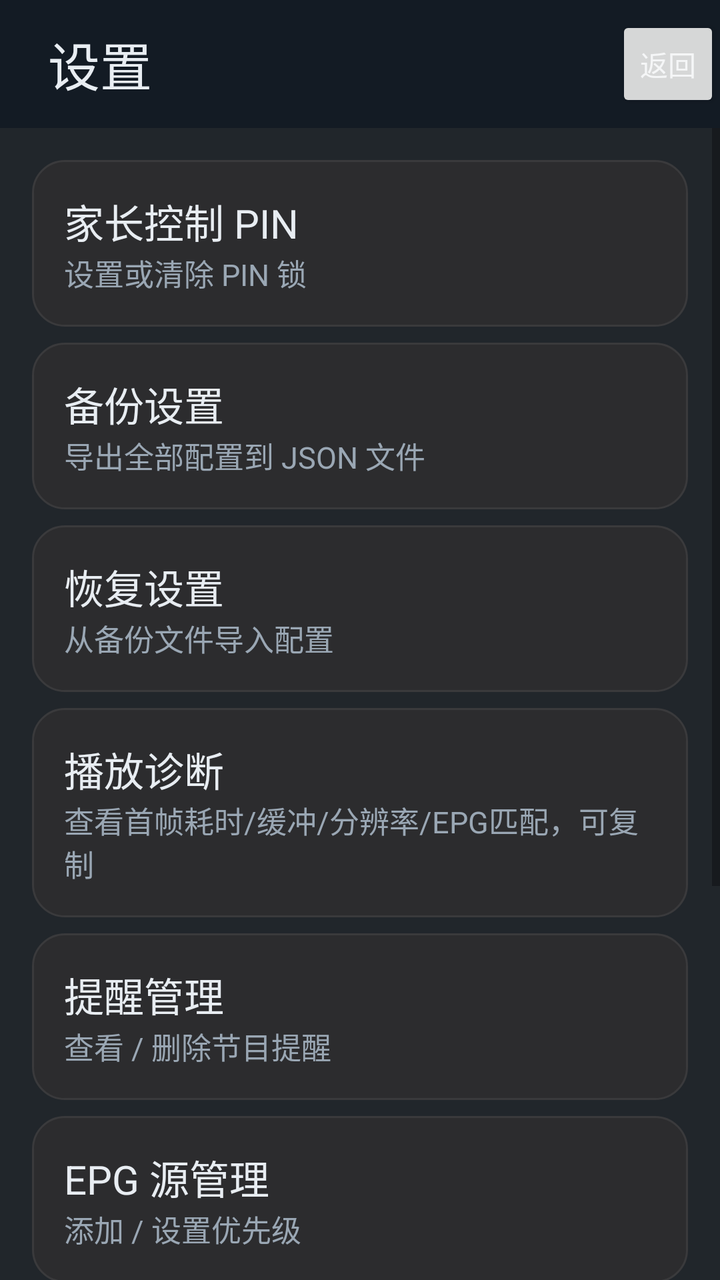
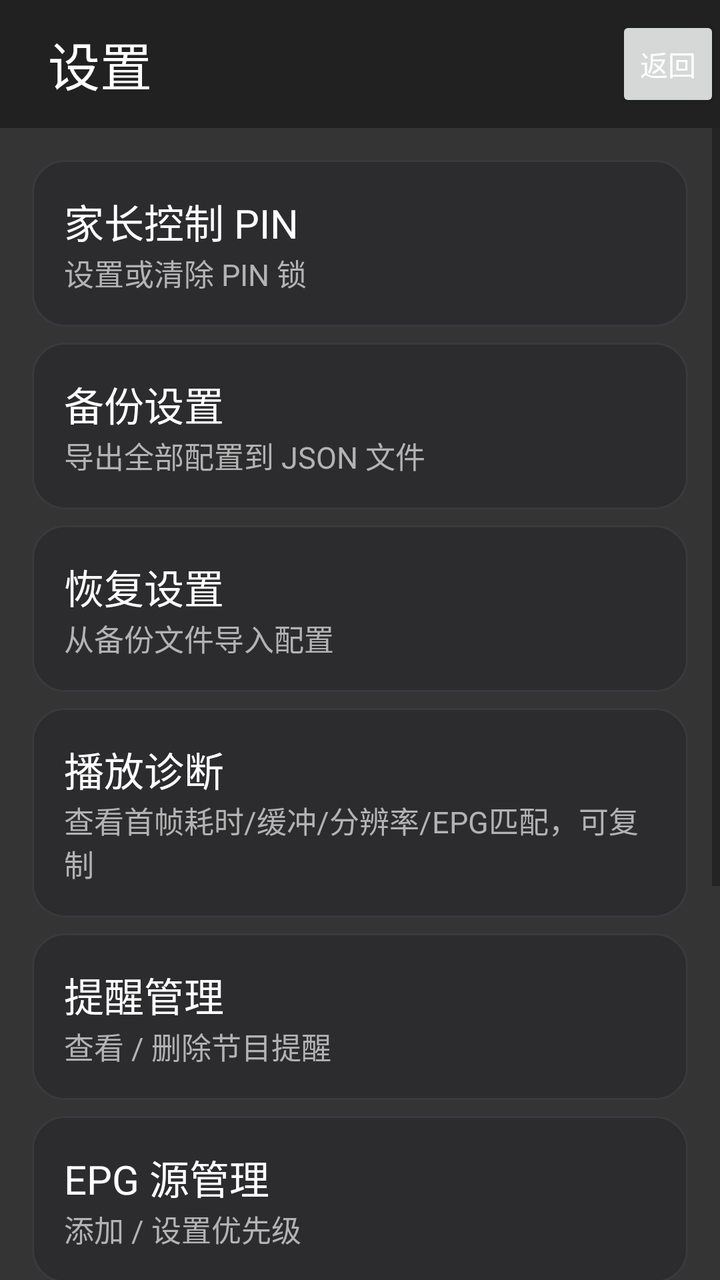

An Android layout rendered at two revisions. The XML below is the earlier revision; the diff shows what the commit changed to produce the second picture.
<!-- AndroidManifest.xml: activity theme IqtvDrawerTheme -->
<!-- res/layout/activity_settings.xml -->
<?xml version="1.0" encoding="utf-8"?>
<LinearLayout xmlns:android="http://schemas.android.com/apk/res/android"
    android:layout_width="match_parent"
    android:layout_height="match_parent"
    android:orientation="vertical"
    android:background="#E80C1116">

    <LinearLayout
        android:layout_width="match_parent"
        android:layout_height="64dp"
        android:orientation="horizontal"
        android:gravity="center_vertical"
        android:paddingStart="24dp"
        android:background="#131B24">
        <TextView
            android:layout_width="0dp"
            android:layout_height="wrap_content"
            android:layout_weight="1"
            android:text="设置"
            android:textColor="#E8EDF2"
            android:textSize="26sp" />
        <Button android:id="@+id/btn_back" android:layout_width="wrap_content"
            android:layout_height="wrap_content" android:text="返回" android:minWidth="0dp" />
    </LinearLayout>

    <ScrollView android:layout_width="match_parent" android:layout_height="0dp" android:layout_weight="1">
        <LinearLayout android:layout_width="match_parent" android:layout_height="wrap_content"
            android:orientation="vertical" android:padding="16dp">

            <LinearLayout android:id="@+id/row_pin" android:layout_width="match_parent" android:layout_height="wrap_content"
                android:orientation="vertical" android:background="@drawable/focus_border" android:padding="16dp" android:layout_marginBottom="8dp">
                <TextView android:id="@+id/title_pin" android:text="家长控制 PIN" android:textColor="#E8EDF2" android:textSize="20sp" android:layout_width="wrap_content" android:layout_height="wrap_content"/>
                <TextView android:id="@+id/sub_pin" android:text="设置或清除 PIN 锁" android:textColor="#9AA7B4" android:textSize="15sp" android:layout_width="wrap_content" android:layout_height="wrap_content"/>
            </LinearLayout>

            <LinearLayout android:id="@+id/row_backup" android:layout_width="match_parent" android:layout_height="wrap_content"
                android:orientation="vertical" android:background="@drawable/focus_border" android:padding="16dp" android:layout_marginBottom="8dp">
                <TextView android:id="@+id/title_backup" android:text="备份设置" android:textColor="#E8EDF2" android:textSize="20sp" android:layout_width="wrap_content" android:layout_height="wrap_content"/>
                <TextView android:id="@+id/sub_backup" android:text="导出全部配置到 JSON 文件" android:textColor="#9AA7B4" android:textSize="15sp" android:layout_width="wrap_content" android:layout_height="wrap_content"/>
            </LinearLayout>

            <LinearLayout android:id="@+id/row_restore" android:layout_width="match_parent" android:layout_height="wrap_content"
                android:orientation="vertical" android:background="@drawable/focus_border" android:padding="16dp" android:layout_marginBottom="8dp">
                <TextView android:id="@+id/title_restore" android:text="恢复设置" android:textColor="#E8EDF2" android:textSize="20sp" android:layout_width="wrap_content" android:layout_height="wrap_content"/>
                <TextView android:id="@+id/sub_restore" android:text="从备份文件导入配置" android:textColor="#9AA7B4" android:textSize="15sp" android:layout_width="wrap_content" android:layout_height="wrap_content"/>
            </LinearLayout>

            <LinearLayout android:id="@+id/row_diagnostics" android:layout_width="match_parent" android:layout_height="wrap_content"
                android:orientation="vertical" android:background="@drawable/focus_border" android:padding="16dp" android:layout_marginBottom="8dp">
                <TextView android:id="@+id/title_diagnostics" android:text="播放诊断" android:textColor="#E8EDF2" android:textSize="20sp" android:layout_width="wrap_content" android:layout_height="wrap_content"/>
                <TextView android:id="@+id/sub_diagnostics" android:text="查看首帧耗时/缓冲/分辨率/EPG匹配，可复制" android:textColor="#9AA7B4" android:textSize="15sp" android:layout_width="wrap_content" android:layout_height="wrap_content"/>
            </LinearLayout>

            <LinearLayout android:id="@+id/row_reminders" android:layout_width="match_parent" android:layout_height="wrap_content"
                android:orientation="vertical" android:background="@drawable/focus_border" android:padding="16dp" android:layout_marginBottom="8dp">
                <TextView android:id="@+id/title_reminders" android:text="提醒管理" android:textColor="#E8EDF2" android:textSize="20sp" android:layout_width="wrap_content" android:layout_height="wrap_content"/>
                <TextView android:id="@+id/sub_reminders" android:text="查看 / 删除节目提醒" android:textColor="#9AA7B4" android:textSize="15sp" android:layout_width="wrap_content" android:layout_height="wrap_content"/>
            </LinearLayout>

            <LinearLayout android:id="@+id/row_epg_sources" android:layout_width="match_parent" android:layout_height="wrap_content"
                android:orientation="vertical" android:background="@drawable/focus_border" android:padding="16dp" android:layout_marginBottom="8dp">
                <TextView android:id="@+id/title_epg_sources" android:text="EPG 源管理" android:textColor="#E8EDF2" android:textSize="20sp" android:layout_width="wrap_content" android:layout_height="wrap_content"/>
                <TextView android:id="@+id/sub_epg_sources" android:text="添加 / 设置优先级" android:textColor="#9AA7B4" android:textSize="15sp" android:layout_width="wrap_content" android:layout_height="wrap_content"/>
            </LinearLayout>

            <LinearLayout android:id="@+id/row_playback" android:layout_width="match_parent" android:layout_height="wrap_content"
                android:orientation="vertical" android:background="@drawable/focus_border" android:padding="16dp" android:layout_marginBottom="8dp">
                <TextView android:id="@+id/title_playback" android:text="播放设置" android:textColor="#E8EDF2" android:textSize="20sp" android:layout_width="wrap_content" android:layout_height="wrap_content"/>
                <TextView android:id="@+id/sub_playback" android:text="自动帧率 / 音频直通 / 外部播放器" android:textColor="#9AA7B4" android:textSize="15sp" android:layout_width="wrap_content" android:layout_height="wrap_content"/>
            </LinearLayout>

            <LinearLayout android:id="@+id/row_locked" android:layout_width="match_parent" android:layout_height="wrap_content"
                android:orientation="vertical" android:background="@drawable/focus_border" android:padding="16dp" android:layout_marginBottom="8dp">
                <TextView android:id="@+id/title_locked" android:text="锁定频道" android:textColor="#E8EDF2" android:textSize="20sp" android:layout_width="wrap_content" android:layout_height="wrap_content"/>
                <TextView android:id="@+id/sub_locked" android:text="当前锁定 0 个" android:textColor="#9AA7B4" android:textSize="15sp" android:layout_width="wrap_content" android:layout_height="wrap_content"/>
            </LinearLayout>

            <LinearLayout android:id="@+id/row_hidden" android:layout_width="match_parent" android:layout_height="wrap_content"
                android:orientation="vertical" android:background="@drawable/focus_border" android:padding="16dp" android:layout_marginBottom="8dp">
                <TextView android:id="@+id/title_hidden" android:text="隐藏频道" android:textColor="#E8EDF2" android:textSize="20sp" android:layout_width="wrap_content" android:layout_height="wrap_content"/>
                <TextView android:id="@+id/sub_hidden" android:text="当前隐藏 0 个" android:textColor="#9AA7B4" android:textSize="15sp" android:layout_width="wrap_content" android:layout_height="wrap_content"/>
            </LinearLayout>
        </LinearLayout>
    </ScrollView>
</LinearLayout>
<!-- resources referenced by this layout -->
<resources>
  <!-- drawable focus_border (drawable) -->
  <?xml version="1.0" encoding="utf-8"?>
  <selector xmlns:android="http://schemas.android.com/apk/res/android">
      <item android:state_focused="true">
          <shape android:shape="rectangle">
              <stroke android:width="2dp" android:color="#FFFFFFCC" />
              <solid android:color="#3A3A3C" />
              <corners android:radius="16dp" />
          </shape>
      </item>
      <item>
          <shape android:shape="rectangle">
              <stroke android:width="1dp" android:color="#3A3A3C" />
              <solid android:color="#2C2C2E" />
              <corners android:radius="16dp" />
          </shape>
      </item>
  </selector>
  <style name="IqtvDrawerTheme" parent="Theme.AppCompat.Light.NoActionBar">
          <item name="android:windowBackground">@android:color/transparent</item>
          <item name="android:windowIsTranslucent">true</item>
          <item name="android:windowIsFloating">true</item>
          <item name="android:backgroundDimEnabled">true</item>
          <item name="android:backgroundDimAmount">0.35</item>
          <item name="android:windowContentOverlay">@null</item>
          <item name="android:windowAnimationStyle">@style/DrawerAnim</item>
          <item name="android:textColorPrimary">@color/tm_text</item>
          <item name="colorAccent">@color/tm_focus</item>
      </style>
  <style name="DrawerAnim">
          <item name="android:windowEnterAnimation">@anim/slide_in_right</item>
          <item name="android:windowExitAnimation">@anim/slide_out_right</item>
      </style>
  <color name="tm_text">#FFF5F6F7</color>
  <color name="tm_focus">#FF4FC3F7</color>
</resources>

<!-- the commit's change to res/layout/activity_settings.xml (unified diff, before → after) -->
@@ -3,7 +3,7 @@
     android:layout_width="match_parent"
     android:layout_height="match_parent"
     android:orientation="vertical"
-    android:background="#E80C1116">
+    android:background="@color/tm_surface">
 
     <LinearLayout
         android:layout_width="match_parent"
@@ -11,13 +11,13 @@
         android:orientation="horizontal"
         android:gravity="center_vertical"
         android:paddingStart="24dp"
-        android:background="#131B24">
+        android:background="@color/tm_surface">
         <TextView
             android:layout_width="0dp"
             android:layout_height="wrap_content"
             android:layout_weight="1"
             android:text="设置"
-            android:textColor="#E8EDF2"
+            android:textColor="@color/tm_text"
             android:textSize="26sp" />
         <Button android:id="@+id/btn_back" android:layout_width="wrap_content"
             android:layout_height="wrap_content" android:text="返回" android:minWidth="0dp" />
@@ -29,56 +29,56 @@
 
             <LinearLayout android:id="@+id/row_pin" android:layout_width="match_parent" android:layout_height="wrap_content"
                 android:orientation="vertical" android:background="@drawable/focus_border" android:padding="16dp" android:layout_marginBottom="8dp">
-                <TextView android:id="@+id/title_pin" android:text="家长控制 PIN" android:textColor="#E8EDF2" android:textSize="20sp" android:layout_width="wrap_content" android:layout_height="wrap_content"/>
-                <TextView android:id="@+id/sub_pin" android:text="设置或清除 PIN 锁" android:textColor="#9AA7B4" android:textSize="15sp" android:layout_width="wrap_content" android:layout_height="wrap_content"/>
+                <TextView android:id="@+id/title_pin" android:text="家长控制 PIN" android:textColor="@color/tm_text" android:textSize="20sp" android:layout_width="wrap_content" android:layout_height="wrap_content"/>
+                <TextView android:id="@+id/sub_pin" android:text="设置或清除 PIN 锁" android:textColor="@color/tm_text_2" android:textSize="15sp" android:layout_width="wrap_content" android:layout_height="wrap_content"/>
             </LinearLayout>
 
             <LinearLayout android:id="@+id/row_backup" android:layout_width="match_parent" android:layout_height="wrap_content"
                 android:orientation="vertical" android:background="@drawable/focus_border" android:padding="16dp" android:layout_marginBottom="8dp">
-                <TextView android:id="@+id/title_backup" android:text="备份设置" android:textColor="#E8EDF2" android:textSize="20sp" android:layout_width="wrap_content" android:layout_height="wrap_content"/>
-                <TextView android:id="@+id/sub_backup" android:text="导出全部配置到 JSON 文件" android:textColor="#9AA7B4" android:textSize="15sp" android:layout_width="wrap_content" android:layout_height="wrap_content"/>
+                <TextView android:id="@+id/title_backup" android:text="备份设置" android:textColor="@color/tm_text" android:textSize="20sp" android:layout_width="wrap_content" android:layout_height="wrap_content"/>
+                <TextView android:id="@+id/sub_backup" android:text="导出全部配置到 JSON 文件" android:textColor="@color/tm_text_2" android:textSize="15sp" android:layout_width="wrap_content" android:layout_height="wrap_content"/>
             </LinearLayout>
 
             <LinearLayout android:id="@+id/row_restore" android:layout_width="match_parent" android:layout_height="wrap_content"
                 android:orientation="vertical" android:background="@drawable/focus_border" android:padding="16dp" android:layout_marginBottom="8dp">
-                <TextView android:id="@+id/title_restore" android:text="恢复设置" android:textColor="#E8EDF2" android:textSize="20sp" android:layout_width="wrap_content" android:layout_height="wrap_content"/>
-                <TextView android:id="@+id/sub_restore" android:text="从备份文件导入配置" android:textColor="#9AA7B4" android:textSize="15sp" android:layout_width="wrap_content" android:layout_height="wrap_content"/>
+                <TextView android:id="@+id/title_restore" android:text="恢复设置" android:textColor="@color/tm_text" android:textSize="20sp" android:layout_width="wrap_content" android:layout_height="wrap_content"/>
+                <TextView android:id="@+id/sub_restore" android:text="从备份文件导入配置" android:textColor="@color/tm_text_2" android:textSize="15sp" android:layout_width="wrap_content" android:layout_height="wrap_content"/>
             </LinearLayout>
 
             <LinearLayout android:id="@+id/row_diagnostics" android:layout_width="match_parent" android:layout_height="wrap_content"
                 android:orientation="vertical" android:background="@drawable/focus_border" android:padding="16dp" android:layout_marginBottom="8dp">
-                <TextView android:id="@+id/title_diagnostics" android:text="播放诊断" android:textColor="#E8EDF2" android:textSize="20sp" android:layout_width="wrap_content" android:layout_height="wrap_content"/>
-                <TextView android:id="@+id/sub_diagnostics" android:text="查看首帧耗时/缓冲/分辨率/EPG匹配，可复制" android:textColor="#9AA7B4" android:textSize="15sp" android:layout_width="wrap_content" android:layout_height="wrap_content"/>
+                <TextView android:id="@+id/title_diagnostics" android:text="播放诊断" android:textColor="@color/tm_text" android:textSize="20sp" android:layout_width="wrap_content" android:layout_height="wrap_content"/>
+                <TextView android:id="@+id/sub_diagnostics" android:text="查看首帧耗时/缓冲/分辨率/EPG匹配，可复制" android:textColor="@color/tm_text_2" android:textSize="15sp" android:layout_width="wrap_content" android:layout_height="wrap_content"/>
             </LinearLayout>
 
             <LinearLayout android:id="@+id/row_reminders" android:layout_width="match_parent" android:layout_height="wrap_content"
                 android:orientation="vertical" android:background="@drawable/focus_border" android:padding="16dp" android:layout_marginBottom="8dp">
-                <TextView android:id="@+id/title_reminders" android:text="提醒管理" android:textColor="#E8EDF2" android:textSize="20sp" android:layout_width="wrap_content" android:layout_height="wrap_content"/>
-                <TextView android:id="@+id/sub_reminders" android:text="查看 / 删除节目提醒" android:textColor="#9AA7B4" android:textSize="15sp" android:layout_width="wrap_content" android:layout_height="wrap_content"/>
+                <TextView android:id="@+id/title_reminders" android:text="提醒管理" android:textColor="@color/tm_text" android:textSize="20sp" android:layout_width="wrap_content" android:layout_height="wrap_content"/>
+                <TextView android:id="@+id/sub_reminders" android:text="查看 / 删除节目提醒" android:textColor="@color/tm_text_2" android:textSize="15sp" android:layout_width="wrap_content" android:layout_height="wrap_content"/>
             </LinearLayout>
 
             <LinearLayout android:id="@+id/row_epg_sources" android:layout_width="match_parent" android:layout_height="wrap_content"
                 android:orientation="vertical" android:background="@drawable/focus_border" android:padding="16dp" android:layout_marginBottom="8dp">
-                <TextView android:id="@+id/title_epg_sources" android:text="EPG 源管理" android:textColor="#E8EDF2" android:textSize="20sp" android:layout_width="wrap_content" android:layout_height="wrap_content"/>
-                <TextView android:id="@+id/sub_epg_sources" android:text="添加 / 设置优先级" android:textColor="#9AA7B4" android:textSize="15sp" android:layout_width="wrap_content" android:layout_height="wrap_content"/>
+                <TextView android:id="@+id/title_epg_sources" android:text="EPG 源管理" android:textColor="@color/tm_text" android:textSize="20sp" android:layout_width="wrap_content" android:layout_height="wrap_content"/>
+                <TextView android:id="@+id/sub_epg_sources" android:text="添加 / 设置优先级" android:textColor="@color/tm_text_2" android:textSize="15sp" android:layout_width="wrap_content" android:layout_height="wrap_content"/>
             </LinearLayout>
 
             <LinearLayout android:id="@+id/row_playback" android:layout_width="match_parent" android:layout_height="wrap_content"
                 android:orientation="vertical" android:background="@drawable/focus_border" android:padding="16dp" android:layout_marginBottom="8dp">
-                <TextView android:id="@+id/title_playback" android:text="播放设置" android:textColor="#E8EDF2" android:textSize="20sp" android:layout_width="wrap_content" android:layout_height="wrap_content"/>
-                <TextView android:id="@+id/sub_playback" android:text="自动帧率 / 音频直通 / 外部播放器" android:textColor="#9AA7B4" android:textSize="15sp" android:layout_width="wrap_content" android:layout_height="wrap_content"/>
+                <TextView android:id="@+id/title_playback" android:text="播放设置" android:textColor="@color/tm_text" android:textSize="20sp" android:layout_width="wrap_content" android:layout_height="wrap_content"/>
+                <TextView android:id="@+id/sub_playback" android:text="自动帧率 / 音频直通 / 外部播放器" android:textColor="@color/tm_text_2" android:textSize="15sp" android:layout_width="wrap_content" android:layout_height="wrap_content"/>
             </LinearLayout>
 
             <LinearLayout android:id="@+id/row_locked" android:layout_width="match_parent" android:layout_height="wrap_content"
                 android:orientation="vertical" android:background="@drawable/focus_border" android:padding="16dp" android:layout_marginBottom="8dp">
-                <TextView android:id="@+id/title_locked" android:text="锁定频道" android:textColor="#E8EDF2" android:textSize="20sp" android:layout_width="wrap_content" android:layout_height="wrap_content"/>
-                <TextView android:id="@+id/sub_locked" android:text="当前锁定 0 个" android:textColor="#9AA7B4" android:textSize="15sp" android:layout_width="wrap_content" android:layout_height="wrap_content"/>
+                <TextView android:id="@+id/title_locked" android:text="锁定频道" android:textColor="@color/tm_text" android:textSize="20sp" android:layout_width="wrap_content" android:layout_height="wrap_content"/>
+                <TextView android:id="@+id/sub_locked" android:text="当前锁定 0 个" android:textColor="@color/tm_text_2" android:textSize="15sp" android:layout_width="wrap_content" android:layout_height="wrap_content"/>
             </LinearLayout>
 
             <LinearLayout android:id="@+id/row_hidden" android:layout_width="match_parent" android:layout_height="wrap_content"
                 android:orientation="vertical" android:background="@drawable/focus_border" android:padding="16dp" android:layout_marginBottom="8dp">
-                <TextView android:id="@+id/title_hidden" android:text="隐藏频道" android:textColor="#E8EDF2" android:textSize="20sp" android:layout_width="wrap_content" android:layout_height="wrap_content"/>
-                <TextView android:id="@+id/sub_hidden" android:text="当前隐藏 0 个" android:textColor="#9AA7B4" android:textSize="15sp" android:layout_width="wrap_content" android:layout_height="wrap_content"/>
+                <TextView android:id="@+id/title_hidden" android:text="隐藏频道" android:textColor="@color/tm_text" android:textSize="20sp" android:layout_width="wrap_content" android:layout_height="wrap_content"/>
+                <TextView android:id="@+id/sub_hidden" android:text="当前隐藏 0 个" android:textColor="@color/tm_text_2" android:textSize="15sp" android:layout_width="wrap_content" android:layout_height="wrap_content"/>
             </LinearLayout>
         </LinearLayout>
     </ScrollView>
<!-- resource entries referenced after the edit -->
@@ -1,5 +1,6 @@
 <!-- resources referenced by this layout -->
 <resources>
+  <color name="tm_surface">#E61E1E1E</color>
   <!-- drawable focus_border (drawable) -->
   <?xml version="1.0" encoding="utf-8"?>
   <selector xmlns:android="http://schemas.android.com/apk/res/android">
@@ -33,7 +34,8 @@
           <item name="android:windowEnterAnimation">@anim/slide_in_right</item>
           <item name="android:windowExitAnimation">@anim/slide_out_right</item>
       </style>
-  <color name="tm_text">#FFF5F6F7</color>
-  <color name="tm_focus">#FF4FC3F7</color>
+  <color name="tm_text">#FFFFFFFF</color>
+  <color name="tm_text_2">#FFB3B3B3</color>
+  <color name="tm_focus">#FF40C4FF</color>
 </resources>
 
